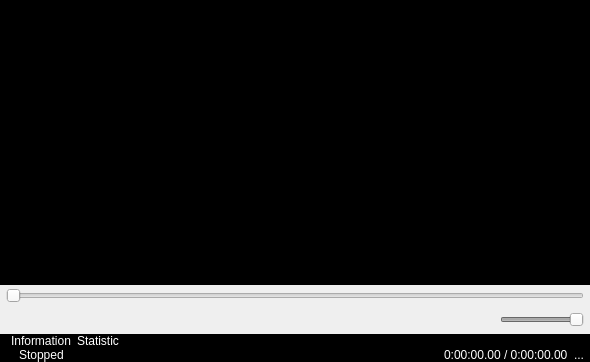
Old version of the form hostwindow.ui in the repository mpc-qt/mpc-qt.
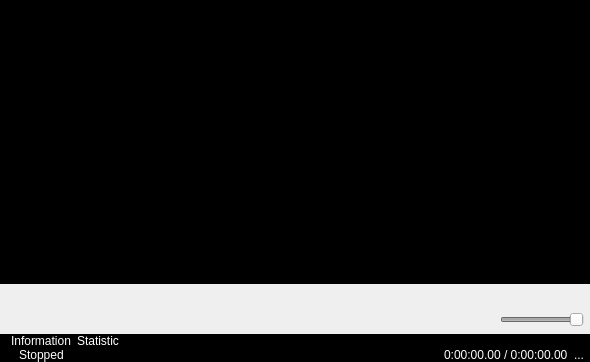
New version of the form. Icons and pictures are not drawn.

Commit message:
Replace the position widget with our own slider
This requires expanding the vertical padding of it's parent layout,
because I'm doing things very tight inside the slider.

Diff of the .ui file:
```diff
--- a/hostwindow.ui
+++ b/hostwindow.ui
@@ -124,28 +124,9 @@
          <property name="leftMargin">
           <number>6</number>
          </property>
-         <property name="topMargin">
-          <number>3</number>
-         </property>
          <property name="rightMargin">
           <number>6</number>
          </property>
-         <property name="bottomMargin">
-          <number>3</number>
-         </property>
-         <item>
-          <widget class="QSlider" name="position">
-           <property name="enabled">
-            <bool>false</bool>
-           </property>
-           <property name="tracking">
-            <bool>false</bool>
-           </property>
-           <property name="orientation">
-            <enum>Qt::Horizontal</enum>
-           </property>
-          </widget>
-         </item>
         </layout>
        </widget>
       </item>
```
The commit also changes 2 other files.
